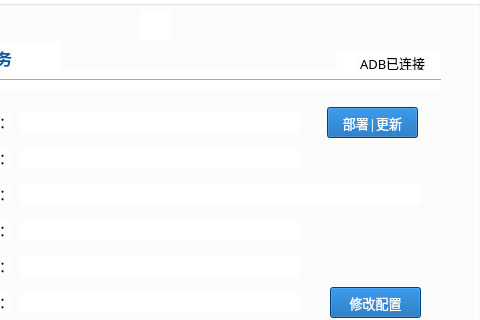
First picture: the form in pack/transUnit_detail.ui, repository Yugle/service_deploy_tool, before the edit; both pictures show x 320 to 800 and y 0 to 320 of the 800 by 620 pixel window.
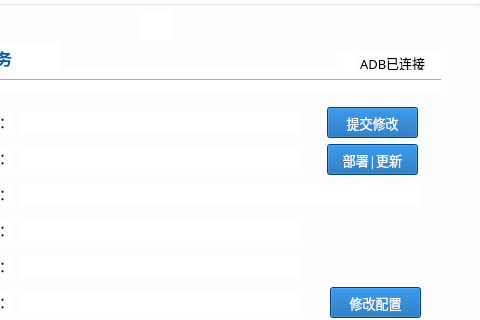
Second picture: the form after the edit. Icons and pictures are not drawn.

Commit message: add submit action

What changed in the file:
```diff
--- a/pack/transUnit_detail.ui
+++ b/pack/transUnit_detail.ui
@@ -761,7 +761,7 @@
     <property name="geometry">
      <rect>
       <x>467</x>
-      <y>107</y>
+      <y>144</y>
       <width>91</width>
       <height>31</height>
      </rect>
@@ -961,6 +961,35 @@
      <set>QAbstractItemView::NoEditTriggers</set>
     </property>
    </widget>
+   <widget class="QPushButton" name="submit">
+    <property name="geometry">
+     <rect>
+      <x>467</x>
+      <y>107</y>
+      <width>91</width>
+      <height>31</height>
+     </rect>
+    </property>
+    <property name="font">
+     <font>
+      <family>微软雅黑</family>
+      <pointsize>10</pointsize>
+     </font>
+    </property>
+    <property name="styleSheet">
+     <string notr="true">QPushButton{
+        text-align:center;
+        color:white;
+        background-color:rgb(0, 91, 171);
+}
+QPushButton:hover{A
+        background-color:rgb(24, 91, 171);
+}</string>
+    </property>
+    <property name="text">
+     <string>提交修改</string>
+    </property>
+   </widget>
   </widget>
  </widget>
  <resources/>
```
The commit also changes 4 other files.
